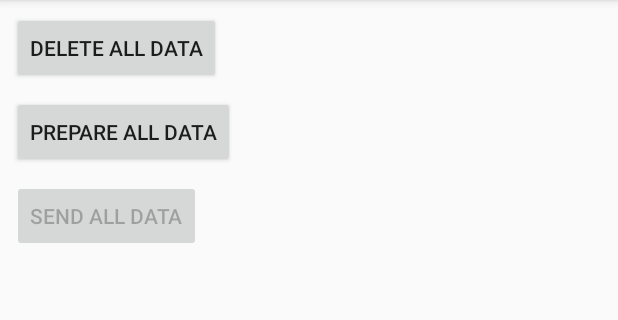
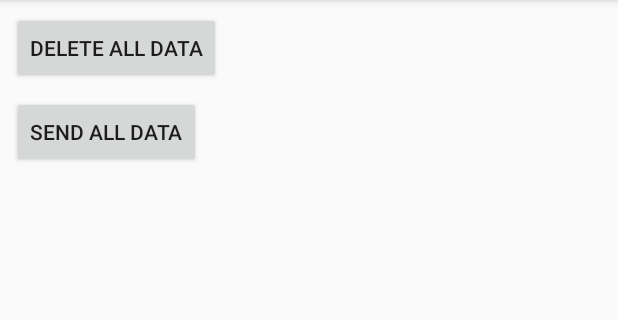
Before and after one commit to Faradea/MoodMenology, an Android app: the screen it shows after launch (ActivitySettings), in the options menu, after a tap on "Settings", on a phone screen of 412 x 824 dp, the part 84-404 px from its top. Run offline under Robolectric (Android 15) with nearby library versions, the phone set to English and light mode, and no system bars.

Commit message:
* NEW send all data functionality in settings activity * NEW Icon

```diff
--- a/app/src/main/AndroidManifest.xml
+++ b/app/src/main/AndroidManifest.xml
@@ -7,9 +7,9 @@
     <application
         android:name=".MoodMenologyApp"
         android:allowBackup="true"
-        android:icon="@mipmap/ic_launcher"
+        android:icon="@mipmap/mood_menology_launcher"
         android:label="@string/app_name"
-        android:roundIcon="@mipmap/ic_launcher_round"
+        android:roundIcon="@mipmap/mood_menology_launcher"
         android:supportsRtl="true"
         android:theme="@style/AppTheme">
         <activity android:name=".views.MainActivity">
--- a/app/src/main/java/com/macgavrina/moodmenology/controllers/DBHelper.java
+++ b/app/src/main/java/com/macgavrina/moodmenology/controllers/DBHelper.java
@@ -1,5 +1,6 @@
 package com.macgavrina.moodmenology.controllers;
 
+import android.content.Context;
 import android.database.sqlite.SQLiteDatabase;
 import android.database.sqlite.SQLiteOpenHelper;
 import android.support.v4.app.FragmentActivity;
@@ -30,6 +31,10 @@ public class DBHelper extends SQLiteOpenHelper {
         super(context, DB_NAME, null, DB_VERSION);
     }
 
+    public DBHelper(Context context) {
+        super(context, DB_NAME, null, DB_VERSION);
+    }
+
     // Create DB
     @Override
     public void onCreate(SQLiteDatabase db) {
--- a/app/src/main/java/com/macgavrina/moodmenology/controllers/DBOperations.java
+++ b/app/src/main/java/com/macgavrina/moodmenology/controllers/DBOperations.java
@@ -303,7 +303,7 @@ public abstract class DBOperations {
 
     public static String getAllDataForEmail (final Context context) {
 
-        DBHelper dbHelper = new DBHelper((FragmentActivity) context);
+        DBHelper dbHelper = new DBHelper(context);
         SQLiteDatabase db = dbHelper.getReadableDatabase();
 
         StringBuffer emailTextStringBuffer = new StringBuffer().
--- a/app/src/main/java/com/macgavrina/moodmenology/views/ActivitySettings.java
+++ b/app/src/main/java/com/macgavrina/moodmenology/views/ActivitySettings.java
@@ -16,10 +16,10 @@ import com.macgavrina.moodmenology.logging.Log;
 
 public class ActivitySettings extends AppCompatActivity implements View.OnClickListener{
 
-    private static final String PENDING_INTENT = "pendingIntent";
+    private static final String PENDING_INTENT_KEY_NAME = "pendingIntent";
     public static final int STATUS_FINISHED = 1;
+    private static final String TEXT_FOR_EMAIL_KEY_NAME = "textForEmail";
     private Button prepareAllDataButton;
-    private Button sendAllDataButton;
     private ProgressBar progressBar;
 
     @Override
@@ -32,10 +32,6 @@ public class ActivitySettings extends AppCompatActivity implements View.OnClickL
 
         prepareAllDataButton = (Button) findViewById(R.id.ActivitySettings_prepareAllDataButton);
         prepareAllDataButton.setOnClickListener(this);
-
-        sendAllDataButton = (Button) findViewById(R.id.ActivitySettings_sendAllDataButton);
-        sendAllDataButton.setOnClickListener(this);
-        sendAllDataButton.setEnabled(false);
 
         progressBar = (ProgressBar) findViewById(R.id.ActivitySettings_progressBar);
         progressBar.setVisibility(View.INVISIBLE);
@@ -62,8 +58,9 @@ public class ActivitySettings extends AppCompatActivity implements View.OnClickL
 
                 Intent intent = new Intent (this, ServicePrepareAllData.class);
                 PendingIntent pendingIntent = createPendingResult(1, intent, 0);
-                intent.putExtra(PENDING_INTENT, pendingIntent);
+                intent.putExtra(PENDING_INTENT_KEY_NAME, pendingIntent);
                 startService(intent);
+                prepareAllDataButton.setText("Preparing data...");
                 prepareAllDataButton.setEnabled(false);
                 progressBar.setVisibility(View.VISIBLE);
 
@@ -74,9 +71,25 @@ public class ActivitySettings extends AppCompatActivity implements View.OnClickL
 
     protected void onActivityResult (int requestCode, int resultCode, Intent data) {
         Log.d("Service is finished");
+
+        String textForEmail = data.getStringExtra(TEXT_FOR_EMAIL_KEY_NAME);
+
+        Intent intent = new Intent(android.content.Intent.ACTION_SEND);
+        intent.setType("plain/text");
+
+        intent.putExtra(android.content.Intent.EXTRA_EMAIL,
+                "ivgavrina@gmail.com");
+
+        intent.putExtra(android.content.Intent.EXTRA_SUBJECT,
+                "Data from MoodMenology");
+
+        intent.putExtra(android.content.Intent.EXTRA_TEXT,
+                textForEmail);
+
+        startActivity(intent);
+
+        prepareAllDataButton.setText("Send all data");
         prepareAllDataButton.setEnabled(true);
-        sendAllDataButton.setEnabled(true);
         progressBar.setVisibility(View.INVISIBLE);
-        Toast.makeText(this,"Data is prepared", Toast.LENGTH_SHORT).show();
     }
 }
--- a/app/src/main/java/com/macgavrina/moodmenology/views/FragmentFillDataActions.java
+++ b/app/src/main/java/com/macgavrina/moodmenology/views/FragmentFillDataActions.java
@@ -52,11 +52,10 @@ public class FragmentFillDataActions extends Fragment {
 
     private GridView gridViewActionFragment;
 
-    //ToDo REFACT сделать non-static
-    private static FragmentActivity myContext;
-    private static GridView lvSimple;
-    private static int[] positionRowIdMapping;
-    private static IActionsFragmentInteractionListener actionsFragmentListener;
+    private FragmentActivity myContext;
+    private GridView lvSimple;
+    private int[] positionRowIdMapping;
+    private IActionsFragmentInteractionListener actionsFragmentListener;
 
     private Icons icons;
 
@@ -203,7 +202,7 @@ public class FragmentFillDataActions extends Fragment {
     }
 
     // Adjust view for ListView
-    private static void adjustGridListView() {
+    private void adjustGridListView() {
 
         if (displayMode == Configuration.ORIENTATION_PORTRAIT) {
             numColumns = 1;
--- a/app/src/main/res/layout/activity_settings.xml
+++ b/app/src/main/res/layout/activity_settings.xml
@@ -23,7 +23,7 @@
         android:layout_marginLeft="8dp"
         android:layout_marginStart="8dp"
         android:layout_marginTop="8dp"
-        android:text="Prepare all data"
+        android:text="Send all data"
         app:layout_constraintStart_toStartOf="parent"
         app:layout_constraintTop_toBottomOf="@+id/ActivitySettings_deleteAllDataButton" />
 
@@ -38,15 +38,4 @@
         app:layout_constraintStart_toEndOf="@+id/ActivitySettings_prepareAllDataButton"
         app:layout_constraintTop_toTopOf="@+id/ActivitySettings_prepareAllDataButton" />
 
-    <Button
-        android:id="@+id/ActivitySettings_sendAllDataButton"
-        android:layout_width="wrap_content"
-        android:layout_height="wrap_content"
-        android:layout_marginLeft="8dp"
-        android:layout_marginStart="8dp"
-        android:layout_marginTop="8dp"
-        android:text="Send all data"
-        app:layout_constraintStart_toStartOf="parent"
-        app:layout_constraintTop_toBottomOf="@+id/ActivitySettings_prepareAllDataButton" />
-
 </android.support.constraint.ConstraintLayout>
--- a/app/src/main/res/menu/mainmenu.xml
+++ b/app/src/main/res/menu/mainmenu.xml
@@ -6,11 +6,6 @@
         android:id="@+id/menu_settings"
         android:orderInCategory="1"
         android:title="Settings">
-    </item>
-    <item
-        android:id="@+id/menu_send_data"
-        android:orderInCategory="2"
-        android:title="Send Data">
     </item>
     <item
         android:id="@+id/menu_logout"
```
Also changed, not shown: app/src/main/java/com/macgavrina/moodmenology/Services/ServicePrepareAllData.java (+7 -6 lines), app/src/main/java/com/macgavrina/moodmenology/viewadapters/MainMenu.java (+0 -17 lines), app/src/main/mood_menology_launcher-web.png (added), app/src/main/res/mipmap-hdpi/mood_menology_launcher.png (added), app/src/main/res/mipmap-mdpi/mood_menology_launcher.png (added), app/src/main/res/mipmap-xhdpi/mood_menology_launcher.png (added), app/src/main/res/mipmap-xxhdpi/mood_menology_launcher.png (added), app/src/main/res/mipmap-xxxhdpi/mood_menology_launcher.png (added).
